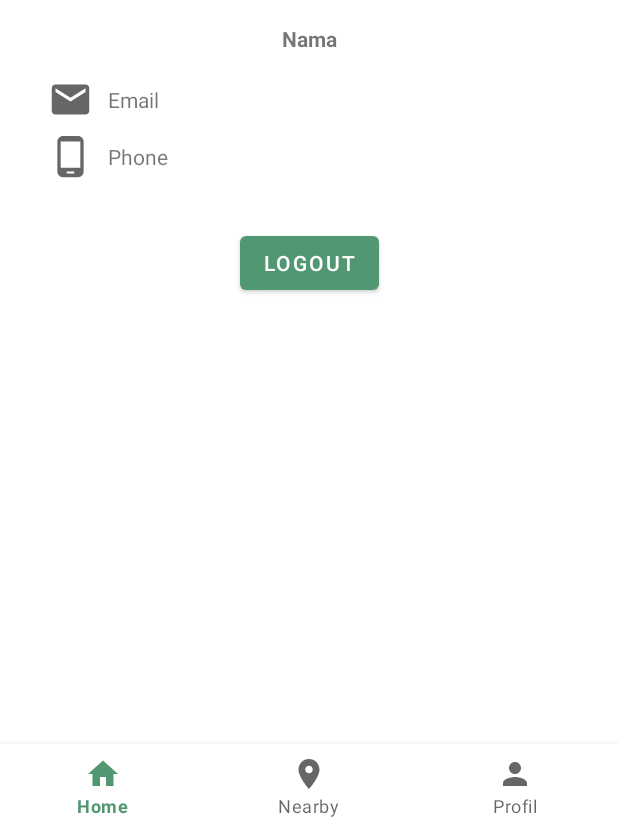
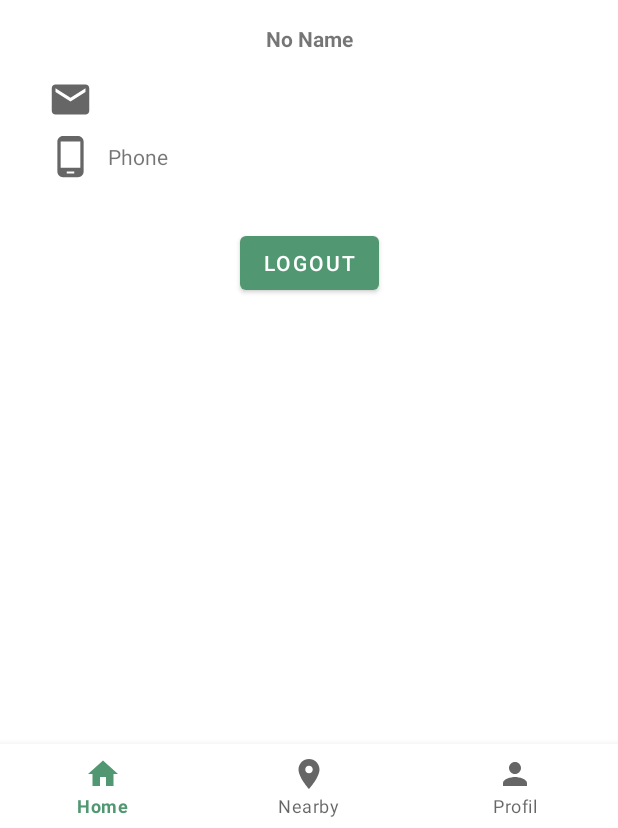
Before and after one commit to rfscenic/-ALFA-SC1-, an Android app: the fragment ProfilFragment placed in its activity, on a phone screen of 412 x 824 dp, the part 408-1236 px from its top. Run offline under Robolectric (Android 15) with nearby library versions, the light colour scheme and no system bars; our stand-ins replace CircleImageView, Firebase (no records; nobody signed in at launch, a user with empty details on screens opened directly).

Commit message:
Manampilkan nama, email dan foto akun pada profil

```diff
--- a/Sprint2/Project/MasTur/app/src/main/java/com/alfa_sc1/mastur/ProfilFragment.kt
+++ b/Sprint2/Project/MasTur/app/src/main/java/com/alfa_sc1/mastur/ProfilFragment.kt
@@ -1,9 +1,18 @@
 package com.alfa_sc1.mastur
 
+import android.annotation.SuppressLint
 import android.content.Intent
 import android.os.Bundle
+import android.text.TextUtils
 import android.view.*
 import androidx.fragment.app.Fragment
+import com.alfa_sc1.mastur.databinding.FragmentProfilBinding
+import com.bumptech.glide.Glide
+import com.bumptech.glide.request.RequestOptions
+import com.google.firebase.auth.FirebaseAuth
+import com.google.firebase.auth.FirebaseUser
+import com.google.firebase.auth.ktx.auth
+import com.google.firebase.ktx.Firebase
 
 
 // TODO: Rename parameter arguments, choose names that match
@@ -16,10 +25,12 @@ private const val ARG_PARAM2 = "param2"
  * Use the [ProfilFragment.newInstance] factory method to
  * create an instance of this fragment.
  */
-class ProfilFragment : Fragment() {
+class ProfilFragment : Fragment(), View.OnClickListener {
     // TODO: Rename and change types of parameters
     private var param1: String? = null
     private var param2: String? = null
+    private lateinit var auth: FirebaseAuth
+    private lateinit var binding: FragmentProfilBinding
 
     override fun onCreate(savedInstanceState: Bundle?) {
         super.onCreate(savedInstanceState)
@@ -29,6 +40,71 @@ class ProfilFragment : Fragment() {
         }
         setHasOptionsMenu(true)
     }
+
+    override fun onViewCreated(view: View, savedInstanceState: Bundle?) {
+        super.onViewCreated(view, savedInstanceState)
+        auth = Firebase.auth
+        val currentUser = auth.currentUser
+        if (currentUser != null) {
+            currentUser.let { updateUI(it) }
+        }
+        else {
+            val intent = Intent(activity, LoginActivity::class.java)
+            startActivity(intent)
+        }
+        binding.btnLogOut.setOnClickListener(this)
+    }
+
+    override fun onClick(v: View) {
+        when (v.id) {
+            R.id.btnLogOut -> {
+                signOut()
+            }
+        }
+    }
+
+    private fun signOut() {
+        auth.signOut()
+        val currentUser = auth.currentUser
+        if (currentUser == null) {
+            val intent = Intent(activity, LoginActivity::class.java)
+            startActivity(intent)
+        }
+    }
+    @SuppressLint("SetTextI18n")
+    private fun updateUI(currentUser: FirebaseUser) {
+        currentUser.let {
+            val name = currentUser.displayName
+            val phoneNumber = currentUser.phoneNumber
+            val email = currentUser.email
+            val photoUrl = currentUser.photoUrl
+            val emailVerified = currentUser.isEmailVerified
+            val uid = currentUser.uid
+            binding.tvName.text = name
+            if(TextUtils.isEmpty(name)){
+                binding.tvName.text = "No Name"
+            }
+            binding.tvEmail.text = email
+            if(photoUrl !== null){
+                Glide.with(this)
+                    .load(photoUrl)
+                    .apply(RequestOptions().override(200, 200))
+                    .into(binding.ivImage)
+            }
+    //            for (profile in it.providerData) {
+    //                val providerId = profile.providerId
+    //                if(providerId=="password" && emailVerified==true){
+    //                    binding.btnEmailVerify.isVisible = false
+    //                }
+    //                if(providerId=="phone"){
+    //                    binding.tvName.text = phoneNumber
+    //                    binding.tvUserId.text = providerId
+    //                }
+    //            }
+        }
+    }
+
+
     override fun onCreateOptionsMenu(menu: Menu, inflater: MenuInflater) {
         inflater.inflate(R.menu.menu_profil, menu)
     }
@@ -47,9 +123,10 @@ class ProfilFragment : Fragment() {
     override fun onCreateView(
         inflater: LayoutInflater, container: ViewGroup?,
         savedInstanceState: Bundle?
-    ): View? {
+    ): View {
         // Inflate the layout for this fragment
-        return inflater.inflate(R.layout.fragment_profil, container, false)
+        binding = FragmentProfilBinding.inflate(inflater, container, false)
+        return binding.root
     }
     companion object {
         /**
--- a/Sprint2/Project/MasTur/app/src/main/res/layout/fragment_profil.xml
+++ b/Sprint2/Project/MasTur/app/src/main/res/layout/fragment_profil.xml
@@ -8,7 +8,7 @@
 
     <!-- TODO: Update blank fragment layout -->
     <de.hdodenhof.circleimageview.CircleImageView
-        android:id="@+id/circleImageView"
+        android:id="@+id/ivImage"
         android:layout_width="150dp"
         android:layout_height="200dp"
         android:layout_gravity="center|top"
@@ -19,7 +19,7 @@
         app:layout_constraintTop_toTopOf="parent" />
 
     <TextView
-        android:id="@+id/textView7"
+        android:id="@+id/tvName"
         android:layout_width="match_parent"
         android:layout_height="wrap_content"
         android:layout_marginStart="32dp"
@@ -30,7 +30,7 @@
         android:textStyle="bold"
         app:layout_constraintEnd_toEndOf="parent"
         app:layout_constraintStart_toStartOf="parent"
-        app:layout_constraintTop_toBottomOf="@+id/circleImageView" />
+        app:layout_constraintTop_toBottomOf="@+id/ivImage" />
 
     <LinearLayout
         android:id="@+id/linearLayout"
@@ -42,7 +42,7 @@
         android:orientation="horizontal"
         app:layout_constraintEnd_toEndOf="parent"
         app:layout_constraintStart_toStartOf="parent"
-        app:layout_constraintTop_toBottomOf="@+id/textView7"
+        app:layout_constraintTop_toBottomOf="@+id/tvName"
         tools:ignore="UseCompoundDrawables">
 
         <ImageView
@@ -52,6 +52,7 @@
             android:contentDescription="@string/todo" />
 
         <TextView
+            android:id="@+id/tvEmail"
             android:layout_width="match_parent"
             android:layout_height="match_parent"
             android:layout_marginStart="10dp"
@@ -87,6 +88,7 @@
     </LinearLayout>
 
     <Button
+        android:id="@+id/btnLogOut"
         android:layout_width="wrap_content"
         android:layout_height="wrap_content"
         android:layout_marginTop="32dp"
```
Also changed, not shown: Sprint2/Project/MasTur/app/src/main/AndroidManifest.xml (+4 -3 lines).
